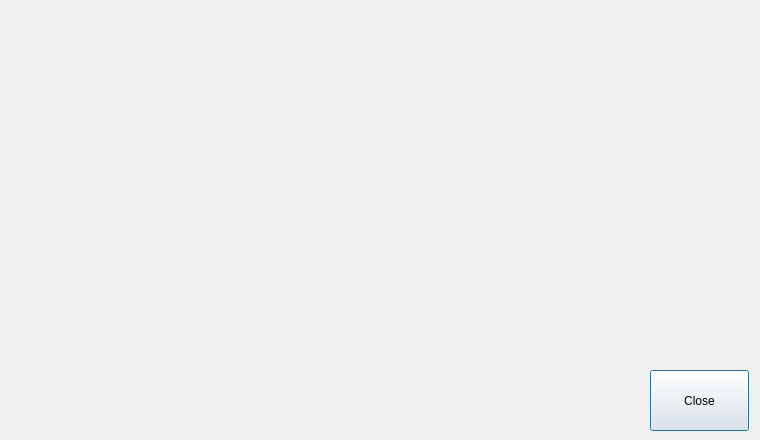
Qt form parameterdialog.ui (fredericabry/raspiloop) before a commit.
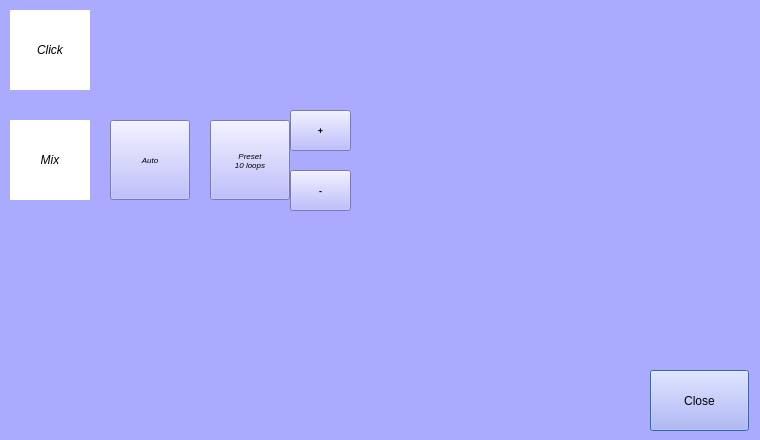
The same form after that commit.

What changed in the file:
```diff
--- a/parameterdialog.ui
+++ b/parameterdialog.ui
@@ -13,6 +13,9 @@
   <property name="windowTitle">
    <string>Dialog</string>
   </property>
+  <property name="styleSheet">
+   <string notr="true">background-color: rgb(170, 170, 255);</string>
+  </property>
   <widget class="QPushButton" name="bClose">
    <property name="geometry">
     <rect>
@@ -34,6 +37,137 @@
     <string>Close</string>
    </property>
   </widget>
+  <widget class="QLabel" name="lClick">
+   <property name="geometry">
+    <rect>
+     <x>10</x>
+     <y>10</y>
+     <width>80</width>
+     <height>80</height>
+    </rect>
+   </property>
+   <property name="font">
+    <font>
+     <pointsize>9</pointsize>
+     <italic>true</italic>
+    </font>
+   </property>
+   <property name="styleSheet">
+    <string notr="true">background-color: rgb(255, 255, 255);</string>
+   </property>
+   <property name="text">
+    <string>Click</string>
+   </property>
+   <property name="alignment">
+    <set>Qt::AlignCenter</set>
+   </property>
+  </widget>
+  <widget class="QLabel" name="lClick_2">
+   <property name="geometry">
+    <rect>
+     <x>10</x>
+     <y>120</y>
+     <width>80</width>
+     <height>80</height>
+    </rect>
+   </property>
+   <property name="font">
+    <font>
+     <pointsize>9</pointsize>
+     <italic>true</italic>
+    </font>
+   </property>
+   <property name="styleSheet">
+    <string notr="true">background-color: rgb(255, 255, 255);</string>
+   </property>
+   <property name="text">
+    <string>Mix</string>
+   </property>
+   <property name="alignment">
+    <set>Qt::AlignCenter</set>
+   </property>
+  </widget>
+  <widget class="QPushButton" name="bAuto">
+   <property name="geometry">
+    <rect>
+     <x>110</x>
+     <y>120</y>
+     <width>80</width>
+     <height>80</height>
+    </rect>
+   </property>
+   <property name="font">
+    <font>
+     <pointsize>6</pointsize>
+     <italic>true</italic>
+    </font>
+   </property>
+   <property name="text">
+    <string>Auto</string>
+   </property>
+  </widget>
+  <widget class="QPushButton" name="bPreset">
+   <property name="geometry">
+    <rect>
+     <x>210</x>
+     <y>120</y>
+     <width>80</width>
+     <height>80</height>
+    </rect>
+   </property>
+   <property name="font">
+    <font>
+     <pointsize>6</pointsize>
+     <italic>true</italic>
+    </font>
+   </property>
+   <property name="text">
+    <string>Preset
+10 loops</string>
+   </property>
+  </widget>
+  <widget class="QPushButton" name="bPresetPlus">
+   <property name="geometry">
+    <rect>
+     <x>290</x>
+     <y>110</y>
+     <width>61</width>
+     <height>41</height>
+    </rect>
+   </property>
+   <property name="font">
+    <font>
+     <pointsize>7</pointsize>
+     <weight>75</weight>
+     <italic>false</italic>
+     <bold>true</bold>
+    </font>
+   </property>
+   <property name="text">
+    <string>+</string>
+   </property>
+  </widget>
+  <widget class="QPushButton" name="bPresetMinus">
+   <property name="geometry">
+    <rect>
+     <x>290</x>
+     <y>170</y>
+     <width>61</width>
+     <height>41</height>
+    </rect>
+   </property>
+   <property name="font">
+    <font>
+     <pointsize>7</pointsize>
+     <weight>75</weight>
+     <italic>false</italic>
+     <bold>true</bold>
+    </font>
+   </property>
+   <property name="text">
+    <string>-</string>
+   </property>
+  </widget>
  </widget>
  <resources/>
  <connections/>
```
